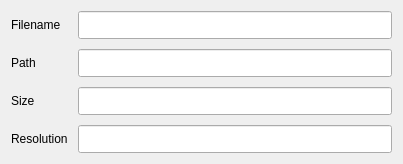
First picture: the form in ui/detailsdialog.ui, repository minils/EasySlideshow, before the edit.
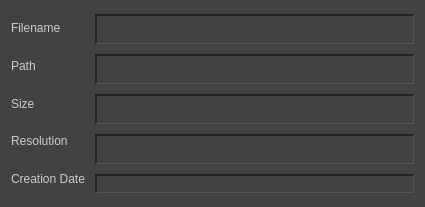
Second picture: the form after the edit. Icons and pictures are not drawn.

Commit message: Update details dialog

What changed in the file:
```diff
--- a/ui/detailsdialog.ui
+++ b/ui/detailsdialog.ui
@@ -6,8 +6,8 @@
    <rect>
     <x>0</x>
     <y>0</y>
-    <width>403</width>
-    <height>164</height>
+    <width>425</width>
+    <height>207</height>
    </rect>
   </property>
   <property name="sizePolicy">
@@ -19,6 +19,64 @@
   <property name="windowTitle">
    <string>Details</string>
   </property>
+  <property name="windowIcon">
+   <iconset resource="../resources.qrc">
+    <normaloff>:/icon/app</normaloff>:/icon/app</iconset>
+  </property>
+  <property name="styleSheet">
+   <string notr="true">QWidget {
+    background-color: #404244;
+    color: #cccccc;
+}
+
+QLabel,QPushButton,QRadioButton,QSpinBox,QLineEdit,QComboBox,QComboBox:selected {
+    background-color: #404244;
+    color: #cccccc;
+}
+
+QComboBox
+{
+    background-color: #404244;
+    color: #cccccc;
+    padding: 1px 0px 1px 3px; /* Needed to enable the previously defined colors! */
+}
+
+QSpinBox, QLineEdit {
+    border-image: none;
+    border-style: solid;
+    border-color: #222 #555 #555 #222;
+    border-width: 2px 1px 1px 2px;
+}
+
+QSpinBox::up-button {
+    border-image: none;
+    color: #cccccc;
+}
+
+QSpinBox::down-button {
+    border-image: none;
+    color: #cccccc;
+}
+
+QPushButton:focus, QRadioButton:focus {
+    outline: none;
+}
+
+QRadioButton::indicator {
+    image: none;
+    border-style: solid;
+    border-color: #222 #555 #555 #222;
+    border-width: 2px 1px 1px 2px;
+}
+
+QRadioButton::indicator::checked {
+    image: url(:/radiobtn/checked);
+}
+</string>
+  </property>
+  <property name="locale">
+   <locale language="English" country="UnitedStates"/>
+  </property>
   <layout class="QVBoxLayout" name="verticalLayout" stretch="1">
    <property name="sizeConstraint">
     <enum>QLayout::SetMinimumSize</enum>
@@ -91,6 +149,16 @@
          </property>
         </widget>
        </item>
+       <item>
+        <widget class="QLabel" name="label_5">
+         <property name="locale">
+          <locale language="English" country="UnitedStates"/>
+         </property>
+         <property name="text">
+          <string>Creation Date</string>
+         </property>
+        </widget>
+       </item>
       </layout>
      </item>
      <item>
@@ -128,7 +196,7 @@
          <property name="minimumSize">
           <size>
            <width>300</width>
-           <height>0</height>
+           <height>30</height>
           </size>
          </property>
          <property name="maximumSize">
@@ -150,6 +218,12 @@
            <verstretch>0</verstretch>
           </sizepolicy>
          </property>
+         <property name="minimumSize">
+          <size>
+           <width>0</width>
+           <height>30</height>
+          </size>
+         </property>
          <property name="maximumSize">
           <size>
            <width>16777215</width>
@@ -169,6 +243,12 @@
            <verstretch>0</verstretch>
           </sizepolicy>
          </property>
+         <property name="minimumSize">
+          <size>
+           <width>0</width>
+           <height>30</height>
+          </size>
+         </property>
          <property name="maximumSize">
           <size>
            <width>16777215</width>
@@ -188,6 +268,12 @@
            <verstretch>0</verstretch>
           </sizepolicy>
          </property>
+         <property name="minimumSize">
+          <size>
+           <width>0</width>
+           <height>30</height>
+          </size>
+         </property>
          <property name="maximumSize">
           <size>
            <width>16777215</width>
@@ -196,6 +282,13 @@
          </property>
         </widget>
        </item>
+       <item>
+        <widget class="QLineEdit" name="creationLineEdit">
+         <property name="readOnly">
+          <bool>true</bool>
+         </property>
+        </widget>
+       </item>
       </layout>
      </item>
     </layout>
```
Left out of the diff: 16 changed lines with no effect on the pictures. The commit also changes 4 other files.
